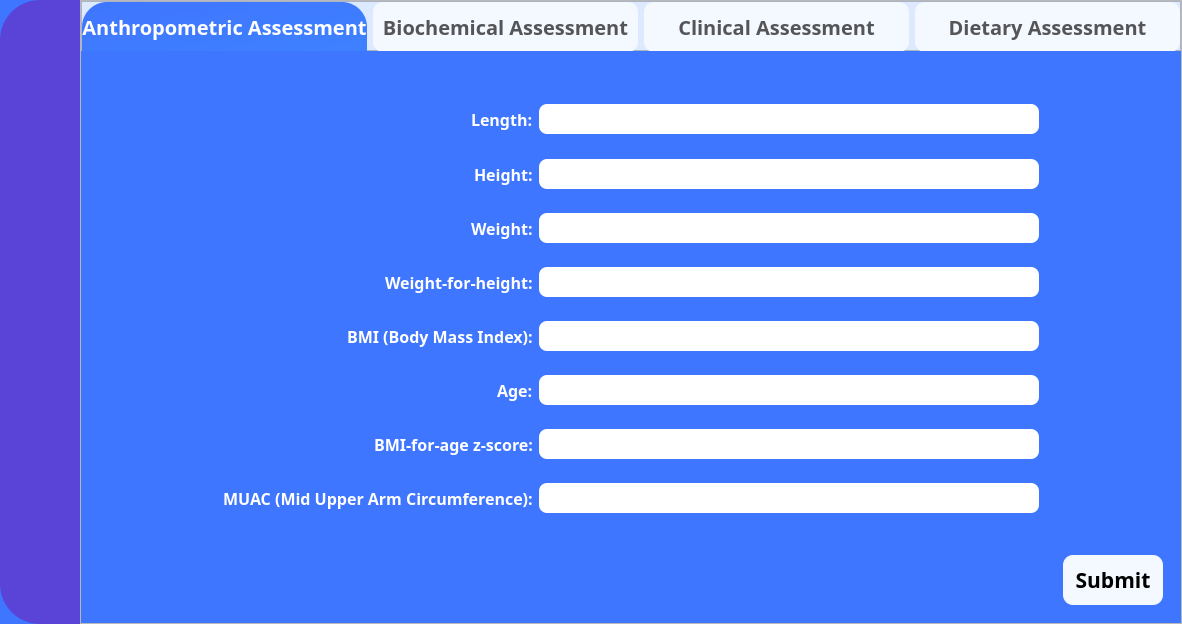
The window that ui/Anthropometric_Assessment.ui (ghostmander/Healthcare-Project) describes before a commit, drawn with Qt 5.
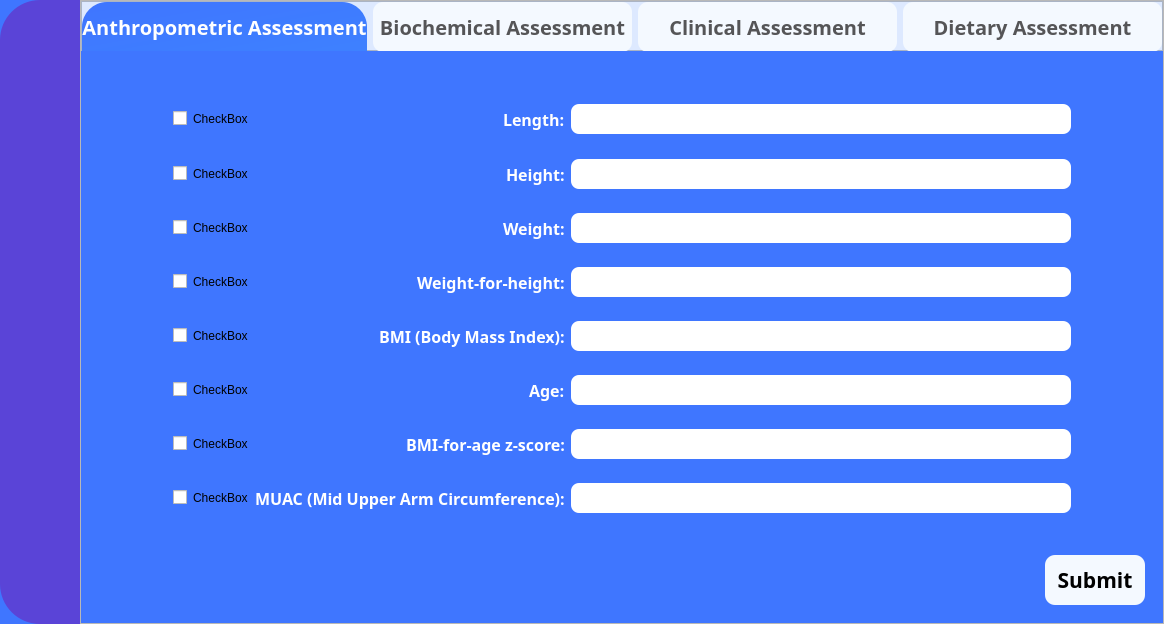
The same window after the commit. Icons and pictures are not drawn.

```diff
--- a/ui/Anthropometric_Assessment.ui
+++ b/ui/Anthropometric_Assessment.ui
@@ -472,7 +472,7 @@
               <widget class="QFrame" name="frame_8">
                <property name="minimumSize">
                 <size>
-                 <width>100</width>
+                 <width>50</width>
                  <height>0</height>
                 </size>
                </property>
@@ -529,6 +529,13 @@
                    <enum>QFrame::Raised</enum>
                   </property>
                   <layout class="QHBoxLayout" name="horizontalLayout_4">
+                   <item>
+                    <widget class="QCheckBox" name="checkBox_length">
+                     <property name="text">
+                      <string>CheckBox</string>
+                     </property>
+                    </widget>
+                   </item>
                    <item alignment="Qt::AlignRight">
                     <widget class="QLabel" name="label">
                      <property name="minimumSize">
@@ -580,6 +587,13 @@
                    <enum>QFrame::Raised</enum>
                   </property>
                   <layout class="QHBoxLayout" name="horizontalLayout_7">
+                   <item>
+                    <widget class="QCheckBox" name="checkBox_height">
+                     <property name="text">
+                      <string>CheckBox</string>
+                     </property>
+                    </widget>
+                   </item>
                    <item alignment="Qt::AlignRight">
                     <widget class="QLabel" name="label_4">
                      <property name="minimumSize">
@@ -631,6 +645,13 @@
                    <enum>QFrame::Raised</enum>
                   </property>
                   <layout class="QHBoxLayout" name="horizontalLayout_10">
+                   <item>
+                    <widget class="QCheckBox" name="checkBox_weight">
+                     <property name="text">
+                      <string>CheckBox</string>
+                     </property>
+                    </widget>
+                   </item>
                    <item alignment="Qt::AlignRight">
                     <widget class="QLabel" name="label_7">
                      <property name="minimumSize">
@@ -682,6 +703,13 @@
                    <enum>QFrame::Raised</enum>
                   </property>
                   <layout class="QHBoxLayout" name="horizontalLayout_6">
+                   <item>
+                    <widget class="QCheckBox" name="checkBox_wfh">
+                     <property name="text">
+                      <string>CheckBox</string>
+                     </property>
+                    </widget>
+                   </item>
                    <item alignment="Qt::AlignRight">
                     <widget class="QLabel" name="label_3">
                      <property name="minimumSize">
@@ -733,6 +761,13 @@
                    <enum>QFrame::Raised</enum>
                   </property>
                   <layout class="QHBoxLayout" name="horizontalLayout_5">
+                   <item>
+                    <widget class="QCheckBox" name="checkBox_bmi">
+                     <property name="text">
+                      <string>CheckBox</string>
+                     </property>
+                    </widget>
+                   </item>
                    <item alignment="Qt::AlignRight">
                     <widget class="QLabel" name="label_2">
                      <property name="minimumSize">
@@ -784,6 +819,13 @@
                    <enum>QFrame::Raised</enum>
                   </property>
                   <layout class="QHBoxLayout" name="horizontalLayout_8">
+                   <item>
+                    <widget class="QCheckBox" name="checkBox_age">
+                     <property name="text">
+                      <string>CheckBox</string>
+                     </property>
+                    </widget>
+                   </item>
                    <item alignment="Qt::AlignRight">
                     <widget class="QLabel" name="label_5">
                      <property name="minimumSize">
@@ -835,6 +877,13 @@
                    <enum>QFrame::Raised</enum>
                   </property>
                   <layout class="QHBoxLayout" name="horizontalLayout_11">
+                   <item>
+                    <widget class="QCheckBox" name="checkBox_bmifazs">
+                     <property name="text">
+                      <string>CheckBox</string>
+                     </property>
+                    </widget>
+                   </item>
                    <item alignment="Qt::AlignRight">
                     <widget class="QLabel" name="label_8">
                      <property name="minimumSize">
@@ -886,6 +935,13 @@
                    <enum>QFrame::Raised</enum>
                   </property>
                   <layout class="QHBoxLayout" name="horizontalLayout_9">
+                   <item>
+                    <widget class="QCheckBox" name="checkBox_muac">
+                     <property name="text">
+                      <string>CheckBox</string>
+                     </property>
+                    </widget>
+                   </item>
                    <item alignment="Qt::AlignRight">
                     <widget class="QLabel" name="label_6">
                      <property name="minimumSize">
@@ -932,7 +988,7 @@
               <widget class="QFrame" name="frame_10">
                <property name="minimumSize">
                 <size>
-                 <width>100</width>
+                 <width>50</width>
                  <height>0</height>
                 </size>
                </property>
```
